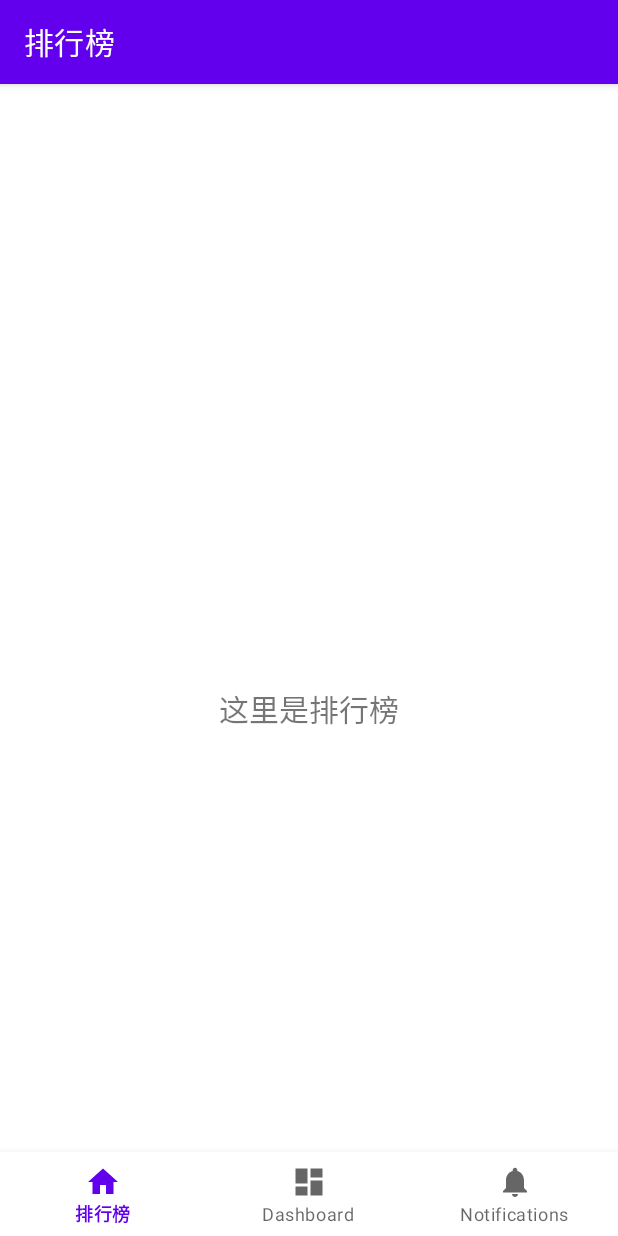
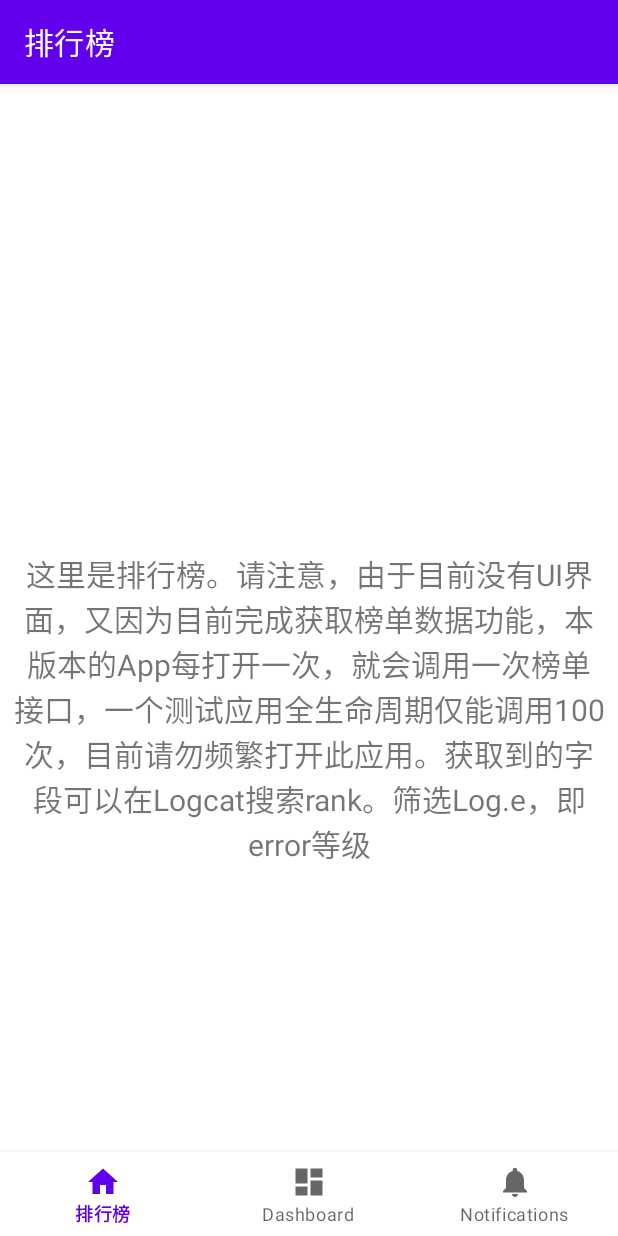
Before and after one commit to ourshiningdays/LurenjiayibingAndroid, an Android app: the screen it shows after launch (MainActivity), on a phone screen of 412 x 824 dp. Run offline under Robolectric (Android 15) with nearby library versions, the phone set to English and light mode, and no system bars; our stand-ins replace navigation-ui; 1 statement that could not run was skipped.

Commit message:
1.修改OkHttp相关路径；2.完成请求榜单初步（目前请求电影榜单）3.添加必要提示

```diff
--- a/app/src/main/java/com/qxy/example/CustomApplication.kt
+++ b/app/src/main/java/com/qxy/example/CustomApplication.kt
@@ -1,9 +1,11 @@
-package com.bytedance.sdk.share.demo;
+package com.bytedance.sdk.share.demo
 
-import android.app.Application;
+import android.annotation.SuppressLint
+import android.app.Application
+import android.content.Context
 
-import com.bytedance.sdk.open.douyin.DouYinOpenApiFactory;
-import com.bytedance.sdk.open.douyin.DouYinOpenConfig;
+import com.bytedance.sdk.open.douyin.DouYinOpenApiFactory
+import com.bytedance.sdk.open.douyin.DouYinOpenConfig
 import com.qxy.example.conf.Config
 
 
@@ -11,8 +13,13 @@ import com.qxy.example.conf.Config
  * 主要功能：自定义{@link Application}
  */
 class CustomApplication : Application() {
+    companion object{
+        @SuppressLint("StaticFieldLeak")
+        lateinit var context: Context
+    }
     override fun onCreate() {
         super.onCreate()
+        context = applicationContext
         DouYinOpenApiFactory.init(DouYinOpenConfig(Config.clientKey))
     }
 }
--- a/app/src/main/java/com/qxy/example/douyinapi/DouYinAuthUtil.kt
+++ b/app/src/main/java/com/qxy/example/douyinapi/DouYinAuthUtil.kt
@@ -6,9 +6,9 @@ import com.bytedance.sdk.open.aweme.authorize.model.Authorization
 import com.bytedance.sdk.open.douyin.DouYinOpenApiFactory
 import com.bytedance.sdk.open.douyin.api.DouYinOpenApi
 import com.qxy.example.conf.Config
-import com.qxy.example.util.HttpUtil
-import com.qxy.example.util.Utility.handleAccessTokenResponse
-import com.qxy.example.util.Utility.handleClientTokenResponse
+import com.qxy.example.logic.network.HttpUtil
+import com.qxy.example.logic.network.Utility.handleAccessTokenResponse
+import com.qxy.example.logic.network.Utility.handleClientTokenResponse
 import okhttp3.Call
 import okhttp3.Callback
 import okhttp3.FormBody
--- a/app/src/main/java/com/qxy/example/util/HttpUtil.kt
+++ b/app/src/main/java/com/qxy/example/logic/network/HttpUtil.kt
@@ -1,4 +1,4 @@
-package com.qxy.example.util
+package com.qxy.example.logic.network
 
 import okhttp3.FormBody
 import okhttp3.OkHttpClient
--- a/app/src/main/java/com/qxy/example/ui/rank/RankFragment.kt
+++ b/app/src/main/java/com/qxy/example/ui/rank/RankFragment.kt
@@ -1,13 +1,20 @@
 package com.qxy.example.ui.rank
 
+import android.content.Context
 import android.os.Bundle
+import android.util.Log
 import android.view.LayoutInflater
 import android.view.View
 import android.view.ViewGroup
 import android.widget.TextView
 import androidx.fragment.app.Fragment
 import androidx.lifecycle.ViewModelProvider
+import com.bytedance.sdk.share.demo.CustomApplication
 import com.qxy.example.databinding.FragmentRankBinding
+import com.qxy.example.logic.model.RankList
+import com.qxy.example.logic.network.Utility
+import okhttp3.*
+import java.io.IOException
 
 class RankFragment : Fragment() {
 
@@ -27,7 +34,7 @@ class RankFragment : Fragment() {
 
         _binding = FragmentRankBinding.inflate(inflater, container, false)
         val root: View = binding.root
-
+        requestRank()
         val textView: TextView = binding.textRank
         rankViewModel.text.observe(viewLifecycleOwner) {
             textView.text = it
@@ -39,4 +46,25 @@ class RankFragment : Fragment() {
         super.onDestroyView()
         _binding = null
     }
+
+    fun requestRank(){
+        val rankUrl = "https://open.douyin.com/discovery/ent/rank/item?type=1"
+        val prefs = requireActivity().getSharedPreferences("data", Context.MODE_PRIVATE)
+        val clientToken = prefs.getString("client_token","")
+        val request: Request = Request.Builder().addHeader("access-token", clientToken!!)
+            .url(rankUrl).get().build()
+        val callback = object : Callback {
+            override fun onFailure(call: Call, e: IOException) {
+                e.printStackTrace()
+            }
+            override fun onResponse(call: Call, response: Response) {
+                val TAG = "OnResp in RankFragment"
+                val rankList = Utility.handleGetRankResponse(response.body?.string()!!)
+
+                Log.e(TAG, rankList.toString())
+
+            }
+        }
+        OkHttpClient().newCall(request).enqueue(callback)
+    }
 }
--- a/app/src/main/java/com/qxy/example/ui/rank/RankViewModel.kt
+++ b/app/src/main/java/com/qxy/example/ui/rank/RankViewModel.kt
@@ -7,7 +7,9 @@ import androidx.lifecycle.ViewModel
 class RankViewModel : ViewModel() {
 
     private val _text = MutableLiveData<String>().apply {
-        value = "这里是排行榜"
+        value = "这里是排行榜。请注意，由于目前没有UI界面，又因为目前完成获取榜单数据功能，本版本的App每打开一次，就会" +
+                "调用一次榜单接口，一个测试应用全生命周期仅能调用100次，目前请勿频繁打开此应用。获取到的字段可以在Logcat" +
+                "搜索rank。筛选Log.e，即error等级"
     }
     val text: LiveData<String> = _text
 }
```
Also changed, not shown: app/src/main/java/com/qxy/example/logic/model/RankResponse.kt (added, +24 -0 lines), app/src/main/java/com/qxy/example/logic/network/Utility.kt (renamed from app/src/main/java/com/qxy/example/util/Utility.kt, +23 -1 lines).
